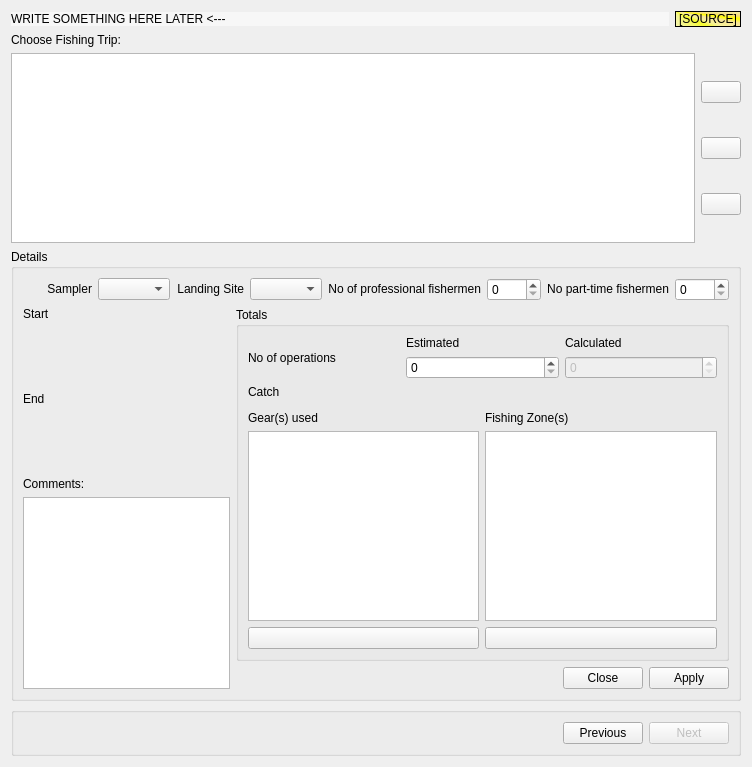
doublebyte1/app_solution, file app_new/frmtrip.ui: the form before one commit.
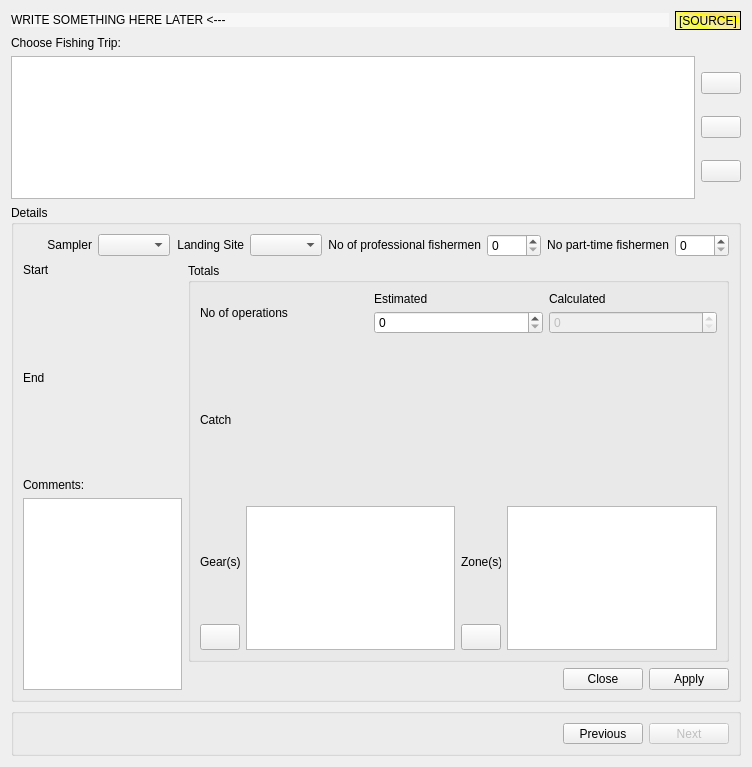
The form after the commit. Icons and pictures are not drawn. Custom widgets are drawn as their Qt base class.

Diff of the .ui file:
```diff
--- a/app_new/frmtrip.ui
+++ b/app_new/frmtrip.ui
@@ -35,11 +35,17 @@
      <item>
       <widget class="QLabel" name="lbSource">
        <property name="sizePolicy">
-        <sizepolicy hsizetype="Fixed" vsizetype="Preferred">
+        <sizepolicy hsizetype="Fixed" vsizetype="Fixed">
          <horstretch>0</horstretch>
          <verstretch>0</verstretch>
         </sizepolicy>
        </property>
+       <property name="minimumSize">
+        <size>
+         <width>0</width>
+         <height>19</height>
+        </size>
+       </property>
        <property name="styleSheet">
         <string notr="true">background-color: qconicalgradient(cx:0, cy:0, angle:135, stop:0 rgba(220, 220, 220, 69), stop:0.375 rgba(255, 255, 0, 69), stop:0.423533 rgba(251, 255, 0, 145), stop:0.45 rgba(247, 255, 0, 208), stop:0.477581 rgba(255, 244, 71, 130), stop:0.518717 rgba(255, 218, 71, 130), stop:0.55 rgba(255, 255, 0, 255), stop:0.57754 rgba(255, 203, 0, 130), stop:0.625 rgba(255, 255, 0, 69), stop:1 rgba(255, 255, 0, 69));
 font: 75 10pt &quot;Fixedsys&quot;;</string>
@@ -458,6 +464,12 @@
             <layout class="QHBoxLayout" name="horizontalLayout_3">
              <item>
               <widget class="QLabel" name="label_4">
+               <property name="sizePolicy">
+                <sizepolicy hsizetype="Preferred" vsizetype="Preferred">
+                 <horstretch>0</horstretch>
+                 <verstretch>0</verstretch>
+                </sizepolicy>
+               </property>
                <property name="text">
                 <string>No of operations</string>
                </property>
@@ -467,6 +479,18 @@
               <layout class="QVBoxLayout" name="verticalLayout_6">
                <item>
                 <widget class="QLabel" name="label">
+                 <property name="sizePolicy">
+                  <sizepolicy hsizetype="Preferred" vsizetype="Fixed">
+                   <horstretch>0</horstretch>
+                   <verstretch>0</verstretch>
+                  </sizepolicy>
+                 </property>
+                 <property name="minimumSize">
+                  <size>
+                   <width>0</width>
+                   <height>13</height>
+                  </size>
+                 </property>
                  <property name="text">
                   <string>Estimated</string>
                  </property>
@@ -494,6 +518,18 @@
               <layout class="QVBoxLayout" name="verticalLayout_7">
                <item>
                 <widget class="QLabel" name="label_3">
+                 <property name="sizePolicy">
+                  <sizepolicy hsizetype="Preferred" vsizetype="Fixed">
+                   <horstretch>0</horstretch>
+                   <verstretch>0</verstretch>
+                  </sizepolicy>
+                 </property>
+                 <property name="minimumSize">
+                  <size>
+                   <width>0</width>
+                   <height>13</height>
+                  </size>
+                 </property>
                  <property name="text">
                   <string>Calculated</string>
                  </property>
@@ -523,21 +559,46 @@
             </layout>
            </item>
            <item>
-            <widget class="QLabel" name="label_8">
-             <property name="text">
-              <string>Catch</string>
-             </property>
-            </widget>
-           </item>
-           <item>
-            <widget class="CatchInputCtrl" name="catchInputCtrl">
-             <property name="sizePolicy">
-              <sizepolicy hsizetype="Preferred" vsizetype="Expanding">
-               <horstretch>0</horstretch>
-               <verstretch>0</verstretch>
-              </sizepolicy>
-             </property>
-            </widget>
+            <layout class="QHBoxLayout" name="horizontalLayout_4">
+             <item>
+              <widget class="QLabel" name="label_8">
+               <property name="sizePolicy">
+                <sizepolicy hsizetype="Fixed" vsizetype="Preferred">
+                 <horstretch>0</horstretch>
+                 <verstretch>0</verstretch>
+                </sizepolicy>
+               </property>
+               <property name="minimumSize">
+                <size>
+                 <width>0</width>
+                 <height>28</height>
+                </size>
+               </property>
+               <property name="text">
+                <string>Catch</string>
+               </property>
+               <property name="buddy">
+                <cstring>catchInputCtrl</cstring>
+               </property>
+              </widget>
+             </item>
+             <item>
+              <widget class="CatchInputCtrl" name="catchInputCtrl">
+               <property name="sizePolicy">
+                <sizepolicy hsizetype="Expanding" vsizetype="Expanding">
+                 <horstretch>0</horstretch>
+                 <verstretch>0</verstretch>
+                </sizepolicy>
+               </property>
+               <property name="minimumSize">
+                <size>
+                 <width>270</width>
+                 <height>160</height>
+                </size>
+               </property>
+              </widget>
+             </item>
+            </layout>
            </item>
            <item>
             <layout class="QHBoxLayout" name="horizontalLayout">
@@ -545,50 +606,40 @@
               <layout class="QVBoxLayout" name="verticalLayout_2">
                <item>
                 <widget class="QLabel" name="label_7">
+                 <property name="sizePolicy">
+                  <sizepolicy hsizetype="Minimum" vsizetype="Preferred">
+                   <horstretch>0</horstretch>
+                   <verstretch>0</verstretch>
+                  </sizepolicy>
+                 </property>
+                 <property name="minimumSize">
+                  <size>
+                   <width>36</width>
+                   <height>0</height>
+                  </size>
+                 </property>
                  <property name="text">
-                  <string>Gear(s) used</string>
+                  <string>Gear(s)</string>
                  </property>
                  <property name="buddy">
                   <cstring>listGears</cstring>
                  </property>
                 </widget>
                </item>
-               <item>
-                <widget class="QListView" name="listGears">
-                 <property name="toolTip">
-                  <string>Select the gear(s) used during this fishing trip</string>
-                 </property>
-                 <property name="statusTip">
-                  <string>Select the gear(s) used during this fishing trip</string>
-                 </property>
-                 <property name="whatsThis">
-                  <string>Select the gear(s) used during this fishing trip</string>
-                 </property>
-                 <property name="editTriggers">
-                  <set>QAbstractItemView::NoEditTriggers</set>
-                 </property>
-                 <property name="alternatingRowColors">
-                  <bool>false</bool>
-                 </property>
-                 <property name="selectionMode">
-                  <enum>QAbstractItemView::MultiSelection</enum>
-                 </property>
-                 <property name="selectionBehavior">
-                  <enum>QAbstractItemView::SelectRows</enum>
-                 </property>
-                 <property name="isWrapping" stdset="0">
-                  <bool>false</bool>
-                 </property>
-                 <property name="resizeMode">
-                  <enum>QListView::Adjust</enum>
-                 </property>
-                 <property name="wordWrap">
-                  <bool>true</bool>
-                 </property>
-                </widget>
-               </item>
                <item>
                 <widget class="QPushButton" name="pushClear">
+                 <property name="sizePolicy">
+                  <sizepolicy hsizetype="Preferred" vsizetype="Fixed">
+                   <horstretch>0</horstretch>
+                   <verstretch>0</verstretch>
+                  </sizepolicy>
+                 </property>
+                 <property name="minimumSize">
+                  <size>
+                   <width>0</width>
+                   <height>26</height>
+                  </size>
+                 </property>
                  <property name="toolTip">
                   <string>Clear selection</string>
                  </property>
@@ -615,57 +666,84 @@
                </item>
               </layout>
              </item>
+             <item>
+              <widget class="QListView" name="listGears">
+               <property name="sizePolicy">
+                <sizepolicy hsizetype="Expanding" vsizetype="Preferred">
+                 <horstretch>0</horstretch>
+                 <verstretch>0</verstretch>
+                </sizepolicy>
+               </property>
+               <property name="toolTip">
+                <string>Select the gear(s) used during this fishing trip</string>
+               </property>
+               <property name="statusTip">
+                <string>Select the gear(s) used during this fishing trip</string>
+               </property>
+               <property name="whatsThis">
+                <string>Select the gear(s) used during this fishing trip</string>
+               </property>
+               <property name="editTriggers">
+                <set>QAbstractItemView::NoEditTriggers</set>
+               </property>
+               <property name="alternatingRowColors">
+                <bool>false</bool>
+               </property>
+               <property name="selectionMode">
+                <enum>QAbstractItemView::MultiSelection</enum>
+               </property>
+               <property name="selectionBehavior">
+                <enum>QAbstractItemView::SelectRows</enum>
+               </property>
+               <property name="isWrapping" stdset="0">
+                <bool>false</bool>
+               </property>
+               <property name="resizeMode">
+                <enum>QListView::Adjust</enum>
+               </property>
+               <property name="wordWrap">
+                <bool>true</bool>
+               </property>
+              </widget>
+             </item>
              <item>
               <layout class="QVBoxLayout" name="verticalLayout_3">
                <item>
                 <widget class="QLabel" name="label_5">
+                 <property name="sizePolicy">
+                  <sizepolicy hsizetype="Minimum" vsizetype="Preferred">
+                   <horstretch>0</horstretch>
+                   <verstretch>0</verstretch>
+                  </sizepolicy>
+                 </property>
+                 <property name="minimumSize">
+                  <size>
+                   <width>36</width>
+                   <height>16</height>
+                  </size>
+                 </property>
                  <property name="text">
-                  <string>Fishing Zone(s)</string>
+                  <string>Zone(s)</string>
                  </property>
                  <property name="buddy">
                   <cstring>listZones</cstring>
                  </property>
                 </widget>
                </item>
-               <item>
-                <widget class="QListView" name="listZones">
-                 <property name="toolTip">
-                  <string>Select the gear(s) used during this fishing trip</string>
-                 </property>
-                 <property name="statusTip">
-                  <string>Select the gear(s) used during this fishing trip</string>
-                 </property>
-                 <property name="whatsThis">
-                  <string>Select the gear(s) used during this fishing trip</string>
-                 </property>
-                 <property name="editTriggers">
-                  <set>QAbstractItemView::NoEditTriggers</set>
-                 </property>
-                 <property name="showDropIndicator" stdset="0">
-                  <bool>false</bool>
-                 </property>
-                 <property name="alternatingRowColors">
-                  <bool>false</bool>
-                 </property>
-                 <property name="selectionMode">
-                  <enum>QAbstractItemView::MultiSelection</enum>
-                 </property>
-                 <property name="selectionBehavior">
-                  <enum>QAbstractItemView::SelectRows</enum>
-                 </property>
-                 <property name="isWrapping" stdset="0">
-                  <bool>false</bool>
-                 </property>
-                 <property name="resizeMode">
-                  <enum>QListView::Adjust</enum>
-                 </property>
-                 <property name="wordWrap">
-                  <bool>true</bool>
-                 </property>
-                </widget>
-               </item>
                <item>
                 <widget class="QPushButton" name="pushClear2">
+                 <property name="sizePolicy">
+                  <sizepolicy hsizetype="Preferred" vsizetype="Fixed">
+                   <horstretch>0</horstretch>
+                   <verstretch>0</verstretch>
+                  </sizepolicy>
+                 </property>
+                 <property name="minimumSize">
+                  <size>
+                   <width>0</width>
+                   <height>26</height>
+                  </size>
+                 </property>
                  <property name="toolTip">
                   <string>Clear selection</string>
                  </property>
@@ -692,6 +770,49 @@
                </item>
               </layout>
              </item>
+             <item>
+              <widget class="QListView" name="listZones">
+               <property name="sizePolicy">
+                <sizepolicy hsizetype="Expanding" vsizetype="Preferred">
+                 <horstretch>0</horstretch>
+                 <verstretch>0</verstretch>
+                </sizepolicy>
+               </property>
+               <property name="toolTip">
+                <string>Select the gear(s) used during this fishing trip</string>
+               </property>
+               <property name="statusTip">
+                <string>Select the gear(s) used during this fishing trip</string>
+               </property>
+               <property name="whatsThis">
+                <string>Select the gear(s) used during this fishing trip</string>
+               </property>
+               <property name="editTriggers">
+                <set>QAbstractItemView::NoEditTriggers</set>
+               </property>
+               <property name="showDropIndicator" stdset="0">
+                <bool>false</bool>
+               </property>
+               <property name="alternatingRowColors">
+                <bool>false</bool>
+               </property>
+               <property name="selectionMode">
+                <enum>QAbstractItemView::MultiSelection</enum>
+               </property>
+               <property name="selectionBehavior">
+                <enum>QAbstractItemView::SelectRows</enum>
+               </property>
+               <property name="isWrapping" stdset="0">
+                <bool>false</bool>
+               </property>
+               <property name="resizeMode">
+                <enum>QListView::Adjust</enum>
+               </property>
+               <property name="wordWrap">
+                <bool>true</bool>
+               </property>
+              </widget>
+             </item>
             </layout>
            </item>
           </layout>
@@ -718,11 +839,17 @@
      <item>
       <widget class="QGroupBox" name="groupBox_2">
        <property name="sizePolicy">
-        <sizepolicy hsizetype="Preferred" vsizetype="Preferred">
+        <sizepolicy hsizetype="Preferred" vsizetype="Fixed">
          <horstretch>0</horstretch>
          <verstretch>0</verstretch>
         </sizepolicy>
        </property>
+       <property name="minimumSize">
+        <size>
+         <width>0</width>
+         <height>48</height>
+        </size>
+       </property>
        <property name="title">
         <string/>
        </property>
```
Left out of the diff: 23 changed lines with no effect on the pictures.
